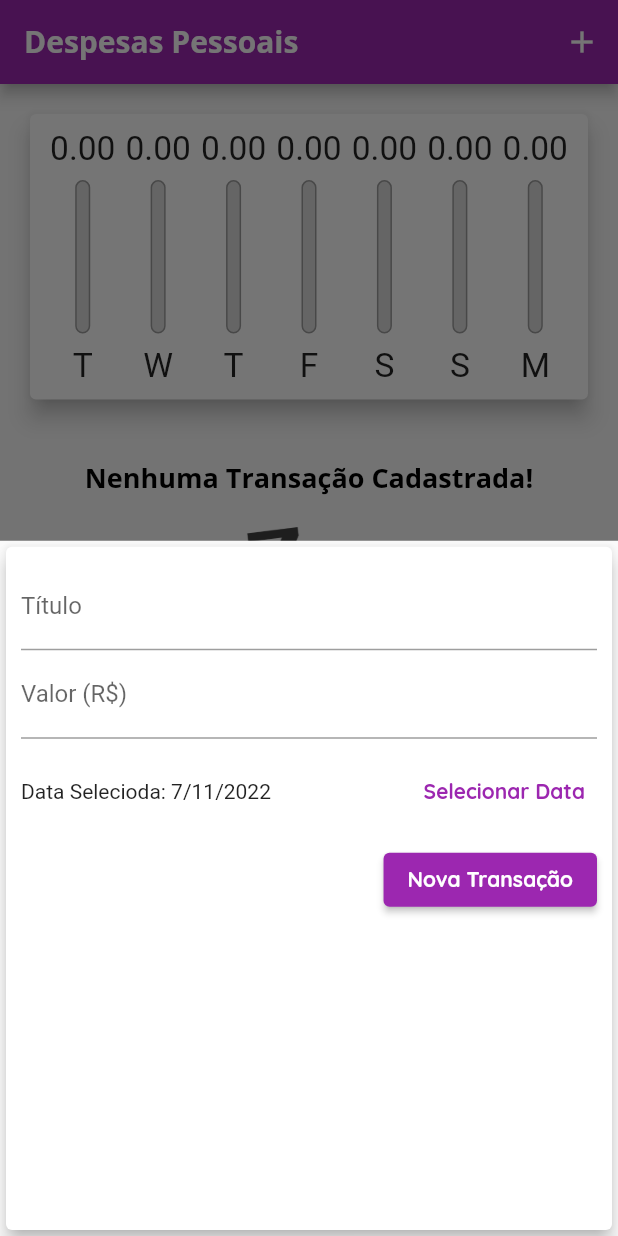
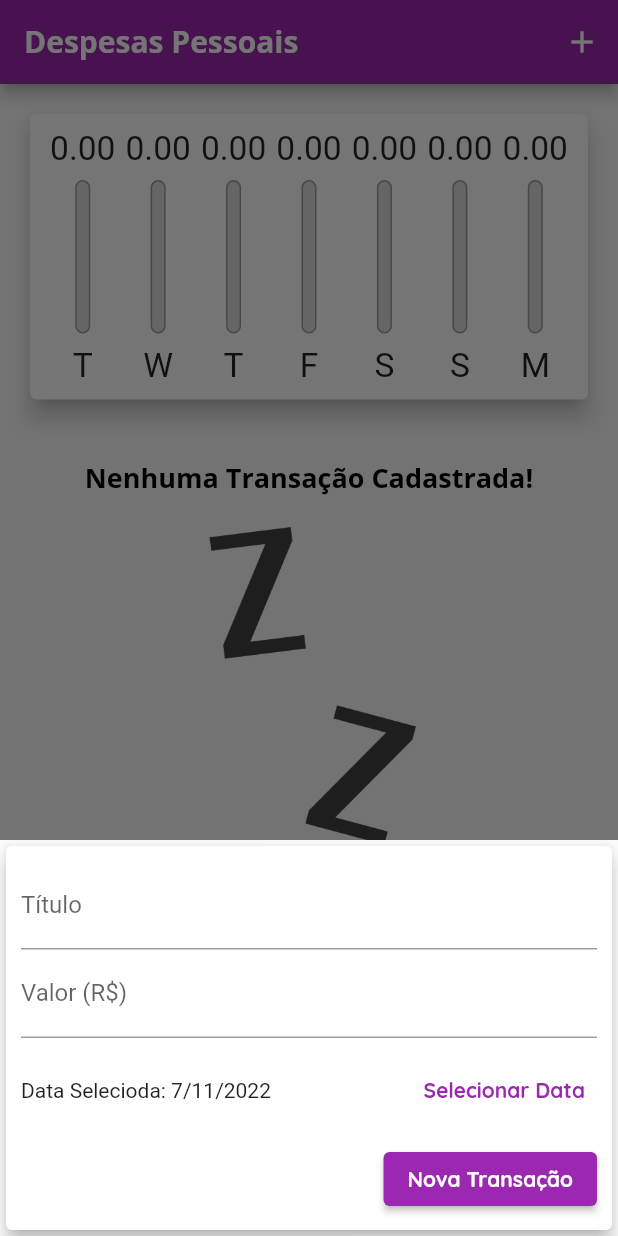
Before and after one commit to pf-haidar/expenses, a Flutter app: the screen it shows after launch, after a tap on the "add" icon, on a phone screen of 412 x 824 dp. Run offline on Flutter 3.47's test engine with Material 2 defaults, Android fonts, the phone set to English and light mode, and no system bars.

Commit message:
feat responsivity

```diff
--- a/lib/components/transaction_form.dart
+++ b/lib/components/transaction_form.dart
@@ -45,10 +45,16 @@ class _TransactionFormState extends State<TransactionForm> {
 
   @override
   Widget build(BuildContext context) {
-    return Card(
+    return SingleChildScrollView(
+      child: Card(
         elevation: 5,
         child: Padding(
-        padding: const EdgeInsets.all(10),
+          padding: EdgeInsets.only(
+            top: 10,
+            left: 10,
+            right: 10,
+            bottom: 10 + MediaQuery.of(context).viewInsets.bottom,
+          ),
           child: Column(
             children: [
               TextField(
@@ -101,6 +107,7 @@ class _TransactionFormState extends State<TransactionForm> {
             ],
           ),
         ),
+      ),
     );
   }
 }
--- a/lib/components/transaction_list.dart
+++ b/lib/components/transaction_list.dart
@@ -16,7 +16,9 @@ class TransactionList extends StatelessWidget {
   @override
   Widget build(BuildContext context) {
     return transactions.isEmpty
-        ? Column(
+        ? LayoutBuilder(
+            builder: ((context, constraints) {
+              return Column(
                 children: [
                   const SizedBox(
                     height: 20,
@@ -28,14 +30,16 @@ class TransactionList extends StatelessWidget {
                   const SizedBox(
                     height: 20,
                   ),
-              Container(
-                height: 200,
+                  SizedBox(
+                    height: constraints.maxHeight * 0.6,
                     child: Image.asset(
                       'assets/images/waiting.png',
                       fit: BoxFit.cover,
                     ),
                   )
                 ],
+              );
+            }),
           )
         : ListView.builder(
             itemCount: transactions.length,
@@ -43,8 +47,7 @@ class TransactionList extends StatelessWidget {
               final tr = transactions[index];
               return Card(
                 elevation: 5,
-                margin:
-                    const EdgeInsets.symmetric(vertical: 8, horizontal: 5),
+                margin: const EdgeInsets.symmetric(vertical: 8, horizontal: 5),
                 child: ListTile(
                   leading: CircleAvatar(
                     backgroundColor: Theme.of(context).colorScheme.primary,
@@ -64,7 +67,17 @@ class TransactionList extends StatelessWidget {
                   subtitle: Text(
                     DateFormat('d MMM y').format(tr.date),
                   ),
-                  trailing: IconButton(
+                  trailing: MediaQuery.of(context).size.width > 480
+                      ? TextButton.icon(
+                          onPressed: () => onRemove(tr.id),
+                          icon: const Icon(Icons.delete),
+                          label: Text(
+                            'Excluir',
+                            style:
+                                TextStyle(color: Theme.of(context).errorColor),
+                          ),
+                        )
+                      : IconButton(
                           icon: const Icon(Icons.delete),
                           color: Theme.of(context).errorColor,
                           onPressed: () => onRemove(tr.id),
--- a/lib/main.dart
+++ b/lib/main.dart
@@ -1,5 +1,6 @@
 // ignore_for_file: prefer_const_constructors
 
+import 'dart:io';
 import 'dart:math';
 
 import 'package:expenses/components/chart.dart';
@@ -27,7 +28,7 @@ class ExpensesApp extends StatelessWidget {
         textTheme: tema.textTheme.copyWith(
           headline6: TextStyle(
             fontFamily: 'OpenSans',
-            fontSize: 18, //fontSize: 20 * MediaQuery.of(context).textScaleFactor,
+            fontSize: 18, //fontSize: 20 * mediaQuery.textScaleFactor,
             fontWeight: FontWeight.bold,
             color: Colors.black,
           ),
@@ -56,38 +57,8 @@ class MyHomePage extends StatefulWidget {
 }
 
 class _MyHomePageState extends State<MyHomePage> {
-  final List<Transaction> _transactions = [
-    // Transaction(
-    //   id: 't0',
-    //   title: 'Conta Antiga',
-    //   value: 400.00,
-    //   date: DateTime.now().subtract(Duration(days: 33)),
-    // ),
-    // Transaction(
-    //   id: 't1',
-    //   title: 'Novo Tênis de Corrida',
-    //   value: 310.76,
-    //   date: DateTime.now().subtract(Duration(days: 3)),
-    // ),
-    // Transaction(
-    //   id: 't2',
-    //   title: 'Conta de Luz',
-    //   value: 211.30,
-    //   date: DateTime.now().subtract(Duration(days: 4)),
-    // ),
-    // Transaction(
-    //   id: 't3',
-    //   title: 'Cartão de Crédito',
-    //   value: 100211.30,
-    //   date: DateTime.now(),
-    // ),
-    // Transaction(
-    //   id: 't4',
-    //   title: 'Lanche',
-    //   value: 11.30,
-    //   date: DateTime.now(),
-    // ),
-  ];
+  final List<Transaction> _transactions = [];
+  bool _showChart = false;
 
   List<Transaction> get _recentTransactions {
     return _transactions.where((tr) {
@@ -131,24 +102,35 @@ class _MyHomePageState extends State<MyHomePage> {
 
   @override
   Widget build(BuildContext context) {
+    final mediaQuery = MediaQuery.of(context);
+    bool isLandscape = mediaQuery.orientation == Orientation.landscape;
+
     final appBar = AppBar(
       title: Text(
         'Despesas Pessoais',
-
       ),
       actions: [
+        if (isLandscape)
           IconButton(
+            icon: Icon(_showChart ? Icons.list : Icons.show_chart),
+            onPressed: () {
+              setState(() {
+                _showChart = !_showChart;
+              });
+            },
+          ),
+        IconButton(
+          icon: Icon(Icons.add),
           onPressed: () {
             _openTransactionFormModal(context);
           },
-          icon: Icon(Icons.add),
         ),
       ],
     );
 
-    final availableHeight = MediaQuery.of(context).size.height -
+    final availableHeight = mediaQuery.size.height -
         appBar.preferredSize.height -
-        MediaQuery.of(context).padding.top;
+        mediaQuery.padding.top;
 
     return Scaffold(
       appBar: appBar,
@@ -157,12 +139,29 @@ class _MyHomePageState extends State<MyHomePage> {
           crossAxisAlignment: CrossAxisAlignment.stretch,
           // ignore: prefer_const_literals_to_create_immutables
           children: [
+            // if (isLandscape)
+            //   Row(
+            //     mainAxisAlignment: MainAxisAlignment.center,
+            //     children: [
+            //       Text('Exibir Gráfico'),
+            //       Switch.adaptive(
+            //         activeColor: Theme.of(context).colorScheme.secondary,
+            //           value: _showChart,
+            //           onChanged: (value) {
+            //             setState(() {
+            //               _showChart = value;
+            //             });
+            //           }),
+            //     ],
+            //   ),
+            if (_showChart || !isLandscape)
               SizedBox(
-              height: availableHeight * 0.30,
+                height: availableHeight * (isLandscape ? 0.8 : 0.30),
                 child: Chart(recentTransaction: _recentTransactions),
               ),
+            if (!_showChart || !isLandscape)
               SizedBox(
-              height: availableHeight * 0.70,
+                height: availableHeight * (isLandscape ? 1 : 0.7),
                 child: TransactionList(
                   transactions: _transactions,
                   onRemove: _removeTransaction,
@@ -171,7 +170,9 @@ class _MyHomePageState extends State<MyHomePage> {
           ],
         ),
       ),
-      floatingActionButton: FloatingActionButton(
+      floatingActionButton: Platform.isIOS
+          ? SizedBox()
+          : FloatingActionButton(
               child: Icon(Icons.add),
               onPressed: () {
                 _openTransactionFormModal(context);
```
Lines whose indentation alone changed are shown as unchanged.
